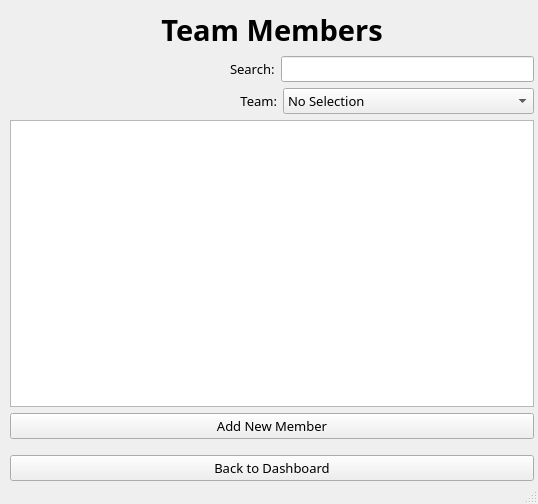
First picture: the form in ui/managerTeamMembers.ui, repository nikeyys/comsci-ia, before the edit.
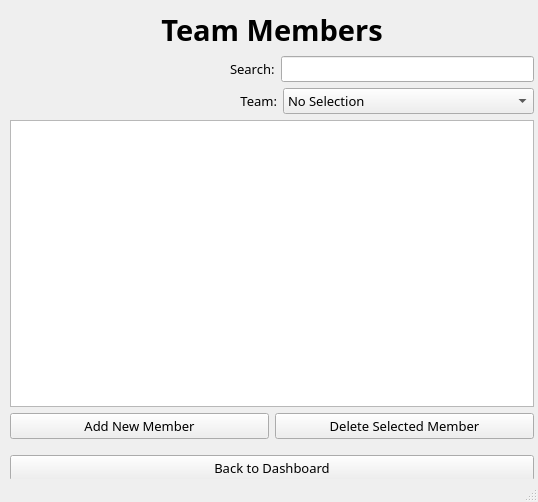
Second picture: the form after the edit.

Commit message: adds/deletes update table & permission levels implemented

Patch:
```diff
--- a/ui/managerTeamMembers.ui
+++ b/ui/managerTeamMembers.ui
@@ -7,7 +7,7 @@
     <x>0</x>
     <y>0</y>
     <width>538</width>
-    <height>504</height>
+    <height>502</height>
    </rect>
   </property>
   <property name="font">
@@ -164,11 +164,22 @@
       </widget>
      </item>
      <item>
+      <layout class="QHBoxLayout" name="hLayout_memberFunc">
+       <item>
       <widget class="QPushButton" name="btn_addNewMember">
        <property name="text">
         <string>Add New Member</string>
        </property>
       </widget>
+       </item>
+       <item>
+        <widget class="QPushButton" name="btn_deleteMember">
+         <property name="text">
+          <string>Delete Selected Member</string>
+         </property>
+        </widget>
+       </item>
+      </layout>
      </item>
      <item>
       <spacer name="verticalSpacer_2">
```
Lines whose indentation alone changed are shown as unchanged. The commit also changes 11 other files.
